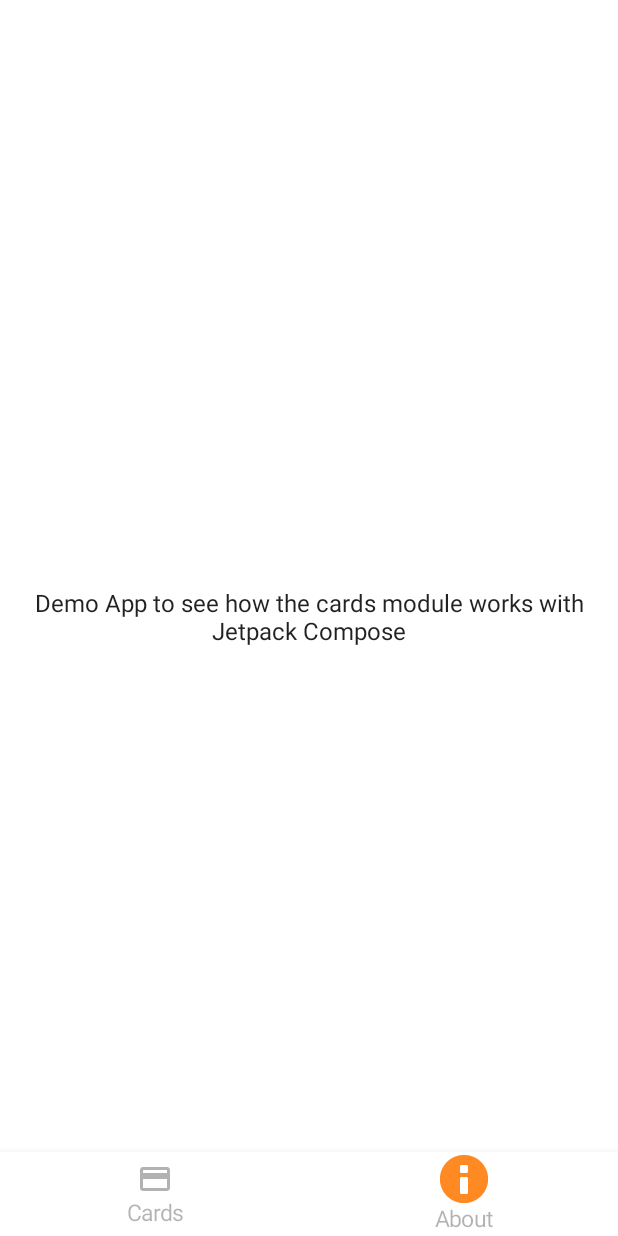
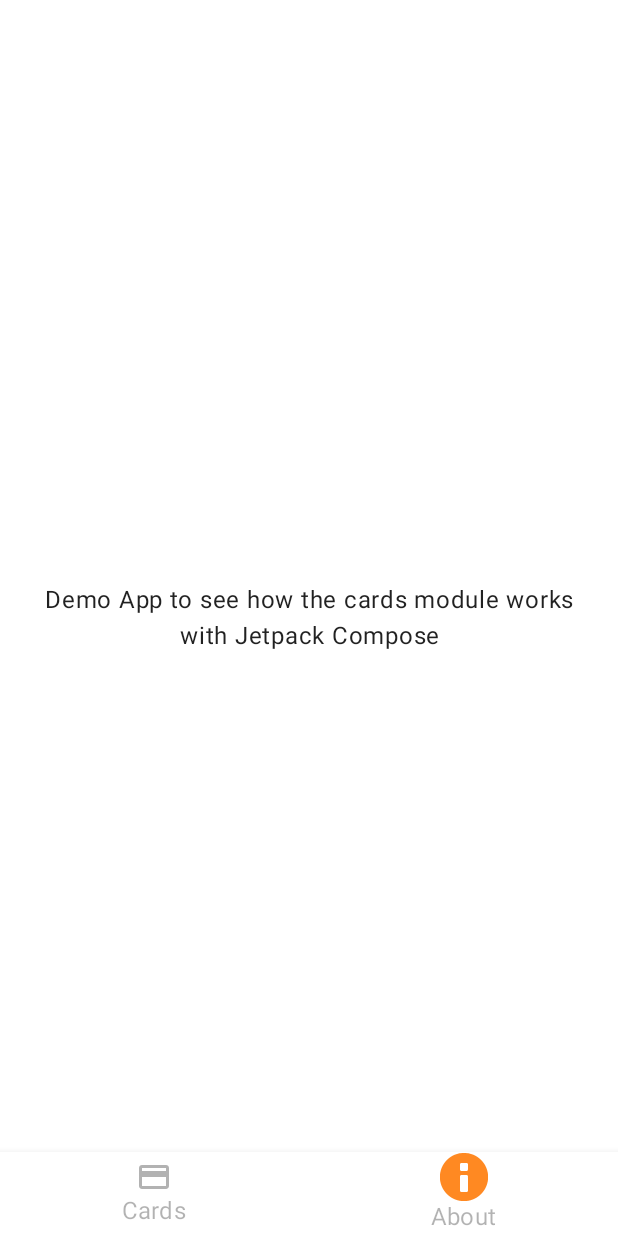
Before and after one commit to Kuruchy/MyCards, an Android app built with Jetpack Compose: the screen it shows after launch (MainActivity), item 2 of the bottom bar chosen, on a phone screen of 412 x 824 dp. Run offline under Robolectric (Android 15) with nearby library versions, the phone set to English and light mode, and no system bars; our stand-ins replace accompanist.

Commit message:
Improved Types using general ones and using CompositionLocalProvider

```diff
--- a/app/src/main/java/com/kurulabs/mycards/ui/composable/cards/Action.kt
+++ b/app/src/main/java/com/kurulabs/mycards/ui/composable/cards/Action.kt
@@ -1,4 +1,3 @@
-import android.content.res.Configuration.UI_MODE_NIGHT_YES
 import androidx.compose.foundation.Image
 import androidx.compose.foundation.clickable
 import androidx.compose.foundation.layout.Column
@@ -7,8 +6,12 @@
 import androidx.compose.foundation.layout.padding
 import androidx.compose.foundation.layout.width
 import androidx.compose.foundation.layout.wrapContentHeight
+import androidx.compose.material.ContentAlpha.medium
+import androidx.compose.material.LocalContentAlpha
+import androidx.compose.material.MaterialTheme.typography
 import androidx.compose.material.Text
 import androidx.compose.runtime.Composable
+import androidx.compose.runtime.CompositionLocalProvider
 import androidx.compose.ui.Alignment
 import androidx.compose.ui.Modifier
 import androidx.compose.ui.layout.ContentScale
@@ -18,14 +21,9 @@
 import com.kurulabs.mycards.model.cards.CardActionItem.CardAction
 import com.kurulabs.mycards.model.cards.CardActionItem.CardAction.GooglePay
 import com.kurulabs.mycards.ui.theme.MyCardsTheme
-import com.kurulabs.mycards.ui.theme.typography
 
 @Preview(
     showBackground = true
-)
-@Preview(
-    showBackground = true,
-    uiMode = UI_MODE_NIGHT_YES
 )
 @Composable
 fun ActionPreview() {
@@ -72,7 +70,7 @@
                 text = cardAction.name,
                 style = typography.body1
             )
-
+            CompositionLocalProvider(LocalContentAlpha provides medium) {
                 Text(
                     modifier = modifier
                         .fillMaxWidth()
@@ -84,3 +82,4 @@
             }
         }
     }
+}
--- a/app/src/main/java/com/kurulabs/mycards/ui/composable/cards/ActionTitle.kt
+++ b/app/src/main/java/com/kurulabs/mycards/ui/composable/cards/ActionTitle.kt
@@ -1,5 +1,6 @@
 import androidx.compose.foundation.layout.fillMaxWidth
 import androidx.compose.foundation.layout.padding
+import androidx.compose.material.MaterialTheme.typography
 import androidx.compose.material.Text
 import androidx.compose.runtime.Composable
 import androidx.compose.ui.Modifier
@@ -8,7 +9,6 @@
 import com.kurulabs.mycards.model.cards.CardActionItem.GroupTitle
 import com.kurulabs.mycards.model.cards.CardActionItem.GroupTitle.PayGroupTitle
 import com.kurulabs.mycards.ui.theme.MyCardsTheme
-import com.kurulabs.mycards.ui.theme.typography
 
 @Preview(showBackground = true)
 @Composable
@@ -27,6 +27,6 @@
             .padding(horizontal = 8.dp)
             .padding(vertical = 16.dp),
         text = cardTitle.title,
-        style = typography.h2
+        style = typography.h6
     )
 }
--- a/app/src/main/java/com/kurulabs/mycards/ui/composable/cards/BankCard.kt
+++ b/app/src/main/java/com/kurulabs/mycards/ui/composable/cards/BankCard.kt
@@ -10,6 +10,7 @@
 import androidx.compose.foundation.layout.wrapContentHeight
 import androidx.compose.material.Card
 import androidx.compose.material.MaterialTheme
+import androidx.compose.material.MaterialTheme.typography
 import androidx.compose.runtime.Composable
 import androidx.compose.ui.Alignment
 import androidx.compose.ui.Modifier
@@ -30,7 +31,6 @@
 import com.kurulabs.mycards.ui.composable.FontSizeRange
 import com.kurulabs.mycards.ui.theme.BankCardRoundedCornersShape
 import com.kurulabs.mycards.ui.theme.MyCardsTheme
-import com.kurulabs.mycards.ui.theme.typography
 import java.util.*
 
 @Preview(showBackground = true)
--- a/app/src/main/java/com/kurulabs/mycards/ui/composable/main/BottomBar.kt
+++ b/app/src/main/java/com/kurulabs/mycards/ui/composable/main/BottomBar.kt
@@ -6,6 +6,7 @@
 import androidx.compose.material.BottomNavigationItem
 import androidx.compose.material.Icon
 import androidx.compose.material.MaterialTheme
+import androidx.compose.material.MaterialTheme.typography
 import androidx.compose.material.Text
 import androidx.compose.runtime.Composable
 import androidx.compose.runtime.MutableState
@@ -18,7 +19,6 @@
 import androidx.navigation.NavHostController
 import com.kurulabs.mycards.model.main.BottomNavigationScreens
 import com.kurulabs.mycards.ui.theme.Orange
-import com.kurulabs.mycards.ui.theme.typography
 
 private lateinit var selectedIndex: MutableState<Int>
 
--- a/app/src/main/java/com/kurulabs/mycards/ui/theme/Theme.kt
+++ b/app/src/main/java/com/kurulabs/mycards/ui/theme/Theme.kt
@@ -21,15 +21,6 @@
     primaryVariant = Color(R.color.orangeDark),
     secondary = Color(R.color.turquoise),
     onBackground = Color.Black,
-
-    /* Other default colors to override
-    background = Color.White,
-    surface = Color.White,
-    onPrimary = Color.White,
-    onSecondary = Color.Black,
-    onBackground = Color.Black,
-    onSurface = Color.Black,
-    */
 )
 
 lateinit var palette: Colors
@@ -44,7 +35,6 @@
 
     MaterialTheme(
         colors = palette,
-        typography = typography,
         shapes = Shapes,
         content = content
     )
--- a/app/src/main/java/com/kurulabs/mycards/ui/theme/Type.kt
+++ /dev/null
@@ -1,37 +0,0 @@
-package com.kurulabs.mycards.ui.theme
-
-import androidx.compose.material.Typography
-import androidx.compose.ui.graphics.Color
-import androidx.compose.ui.text.TextStyle
-import androidx.compose.ui.text.font.FontFamily
-import androidx.compose.ui.text.font.FontWeight
-import androidx.compose.ui.unit.sp
-
-
-val typography = Typography(
-    h1 = TextStyle(
-        fontFamily = FontFamily.Default,
-        fontWeight = FontWeight.Normal,
-        color = Orange,
-        fontSize = 20.sp
-    ),
-
-    h2 = TextStyle(
-        fontFamily = FontFamily.Default,
-        fontWeight = FontWeight.Normal,
-        fontSize = 18.sp
-    ),
-
-    body1 = TextStyle(
-        fontFamily = FontFamily.Default,
-        fontWeight = FontWeight.Normal,
-        fontSize = 16.sp
-    ),
-
-    subtitle1 = TextStyle(
-        fontFamily = FontFamily.Default,
-        fontWeight = FontWeight.Normal,
-        color = Color.Gray,
-        fontSize = 15.sp
-    )
-)
```
Lines whose indentation alone changed are shown as unchanged.
